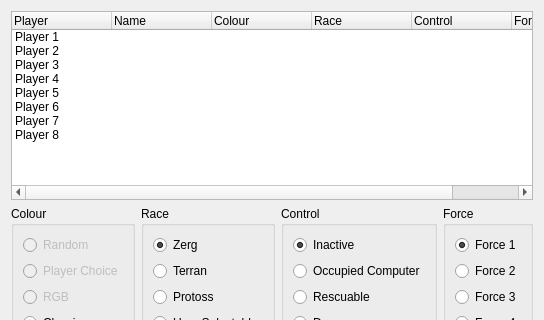
heinermann/ChkForge, file ChkForge/playerstab.ui: the form before one commit; both pictures show x 0 to 544 and y 0 to 320 of the 544 by 460 pixel window.
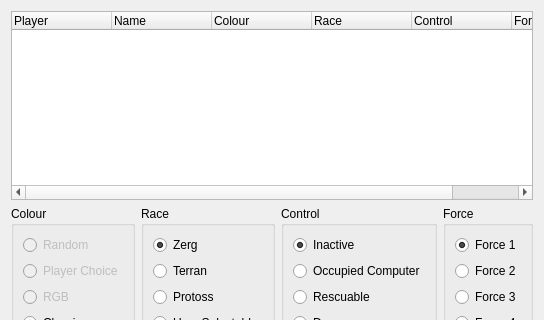
The form after the commit.

Commit message: Reduce number of duplicated Player strings

The edit to the form file:
```diff
--- a/ChkForge/playerstab.ui
+++ b/ChkForge/playerstab.ui
@@ -70,46 +70,6 @@
        <string>Force</string>
       </property>
      </column>
-     <item>
-      <property name="text">
-       <string extracomment="EditLocal:8:126">Player 1</string>
-      </property>
-     </item>
-     <item>
-      <property name="text">
-       <string extracomment="EditLocal:8:127">Player 2</string>
-      </property>
-     </item>
-     <item>
-      <property name="text">
-       <string extracomment="EditLocal:9:128">Player 3</string>
-      </property>
-     </item>
-     <item>
-      <property name="text">
-       <string extracomment="EditLocal:9:129">Player 4</string>
-      </property>
-     </item>
-     <item>
-      <property name="text">
-       <string extracomment="EditLocal:9:130">Player 5</string>
-      </property>
-     </item>
-     <item>
-      <property name="text">
-       <string extracomment="EditLocal:9:131">Player 6</string>
-      </property>
-     </item>
-     <item>
-      <property name="text">
-       <string extracomment="EditLocal:9:132">Player 7</string>
-      </property>
-     </item>
-     <item>
-      <property name="text">
-       <string extracomment="EditLocal:9:133">Player 8</string>
-      </property>
-     </item>
     </widget>
    </item>
    <item>
```
The commit also changes 29 other files.
